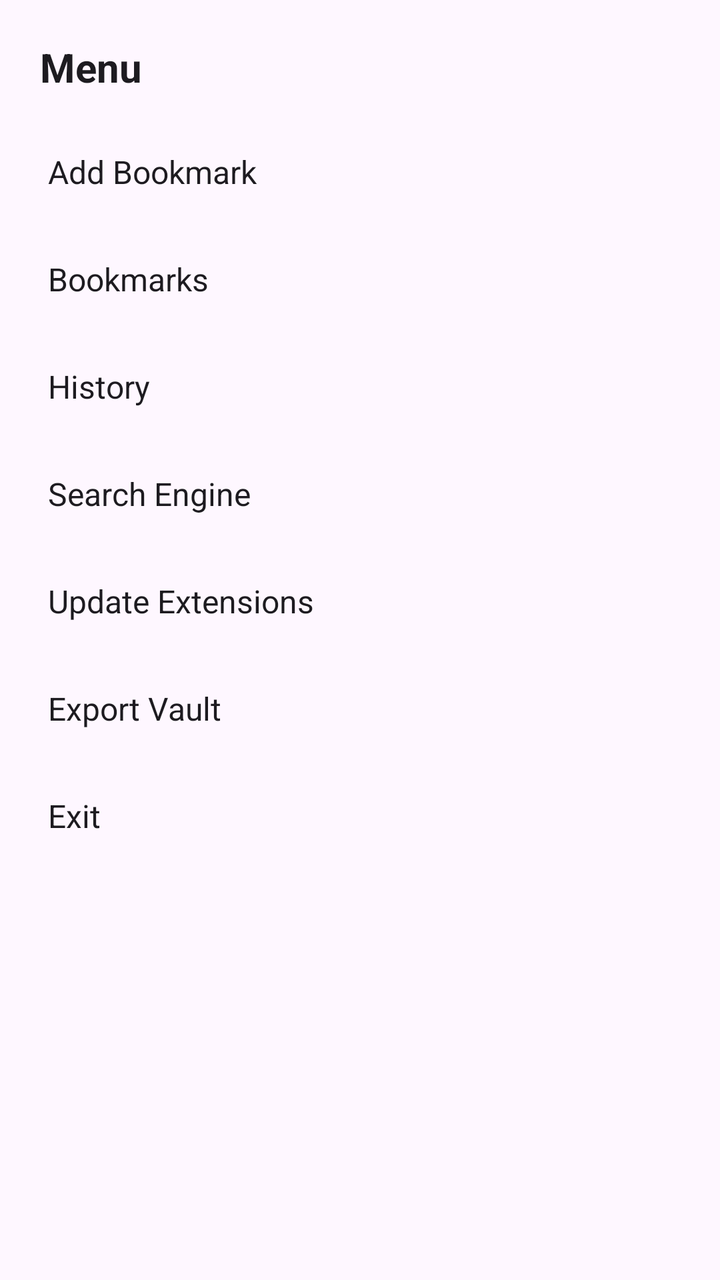
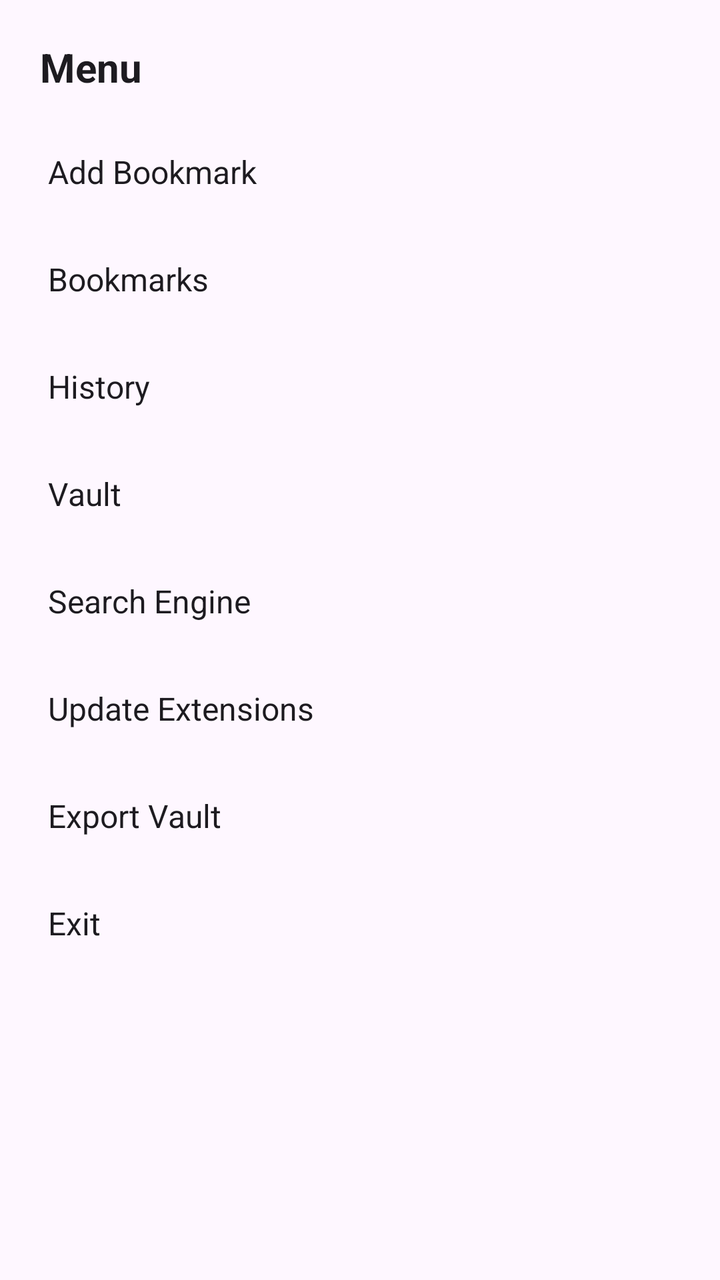

Screens rendered from an Android XML layout before and after an edit, with the pre-edit source and the edit as a unified diff.
<!-- AndroidManifest.xml: application theme Theme.SpoonGecko -->
<!-- res/layout/sheet_menu.xml -->
<?xml version="1.0" encoding="utf-8"?>
<LinearLayout xmlns:android="http://schemas.android.com/apk/res/android"
    android:layout_width="match_parent"
    android:layout_height="wrap_content"
    android:orientation="vertical"
    android:background="?attr/colorSurface"
    android:padding="8dp">

    <TextView
        android:layout_width="match_parent"
        android:layout_height="wrap_content"
        android:text="Menu"
        android:textSize="20sp"
        android:textStyle="bold"
        android:textColor="?attr/colorOnSurface"
        android:padding="12dp" />

    <TextView
        android:id="@+id/menu_add_bookmark"
        android:layout_width="match_parent"
        android:layout_height="wrap_content"
        android:padding="16dp"
        android:textSize="16sp"
        android:textColor="?attr/colorOnSurface"
        android:background="?attr/selectableItemBackground"
        android:clickable="true"
        android:focusable="true"
        android:text="Add Bookmark" />

    <TextView
        android:id="@+id/menu_bookmarks"
        android:layout_width="match_parent"
        android:layout_height="wrap_content"
        android:padding="16dp"
        android:textSize="16sp"
        android:textColor="?attr/colorOnSurface"
        android:background="?attr/selectableItemBackground"
        android:clickable="true"
        android:focusable="true"
        android:text="Bookmarks" />

    <TextView
        android:id="@+id/menu_history"
        android:layout_width="match_parent"
        android:layout_height="wrap_content"
        android:padding="16dp"
        android:textSize="16sp"
        android:textColor="?attr/colorOnSurface"
        android:background="?attr/selectableItemBackground"
        android:clickable="true"
        android:focusable="true"
        android:text="History" />

    <TextView
        android:id="@+id/menu_search_engine"
        android:layout_width="match_parent"
        android:layout_height="wrap_content"
        android:padding="16dp"
        android:textSize="16sp"
        android:textColor="?attr/colorOnSurface"
        android:background="?attr/selectableItemBackground"
        android:clickable="true"
        android:focusable="true"
        android:text="Search Engine" />

    <TextView
        android:id="@+id/menu_update_extensions"
        android:layout_width="match_parent"
        android:layout_height="wrap_content"
        android:padding="16dp"
        android:textSize="16sp"
        android:textColor="?attr/colorOnSurface"
        android:background="?attr/selectableItemBackground"
        android:clickable="true"
        android:focusable="true"
        android:text="Update Extensions" />

    <TextView
        android:id="@+id/menu_export_vault"
        android:layout_width="match_parent"
        android:layout_height="wrap_content"
        android:padding="16dp"
        android:textSize="16sp"
        android:textColor="?attr/colorOnSurface"
        android:background="?attr/selectableItemBackground"
        android:clickable="true"
        android:focusable="true"
        android:text="Export Vault" />

    <TextView
        android:id="@+id/menu_exit"
        android:layout_width="match_parent"
        android:layout_height="wrap_content"
        android:padding="16dp"
        android:textSize="16sp"
        android:textColor="?attr/colorOnSurface"
        android:background="?attr/selectableItemBackground"
        android:clickable="true"
        android:focusable="true"
        android:text="Exit" />

</LinearLayout>
<!-- resources referenced by this layout -->
<resources>
  <style name="Theme.SpoonGecko" parent="Theme.Material3.DayNight.NoActionBar">
          
          <item name="android:windowBackground">?attr/colorSurface</item>
          
          
          <item name="android:statusBarColor">?attr/colorSurface</item>
          <item name="android:navigationBarColor">?attr/colorSurface</item>
          <item name="android:windowLightStatusBar" tools:targetApi="m">false</item>
      </style>
</resources>

<!-- the commit's change to res/layout/sheet_menu.xml (unified diff, before → after) -->
@@ -52,6 +52,18 @@
         android:text="History" />
 
     <TextView
+        android:id="@+id/menu_vault"
+        android:layout_width="match_parent"
+        android:layout_height="wrap_content"
+        android:padding="16dp"
+        android:textSize="16sp"
+        android:textColor="?attr/colorOnSurface"
+        android:background="?attr/selectableItemBackground"
+        android:clickable="true"
+        android:focusable="true"
+        android:text="Vault" />
+
+    <TextView
         android:id="@+id/menu_search_engine"
         android:layout_width="match_parent"
         android:layout_height="wrap_content"
